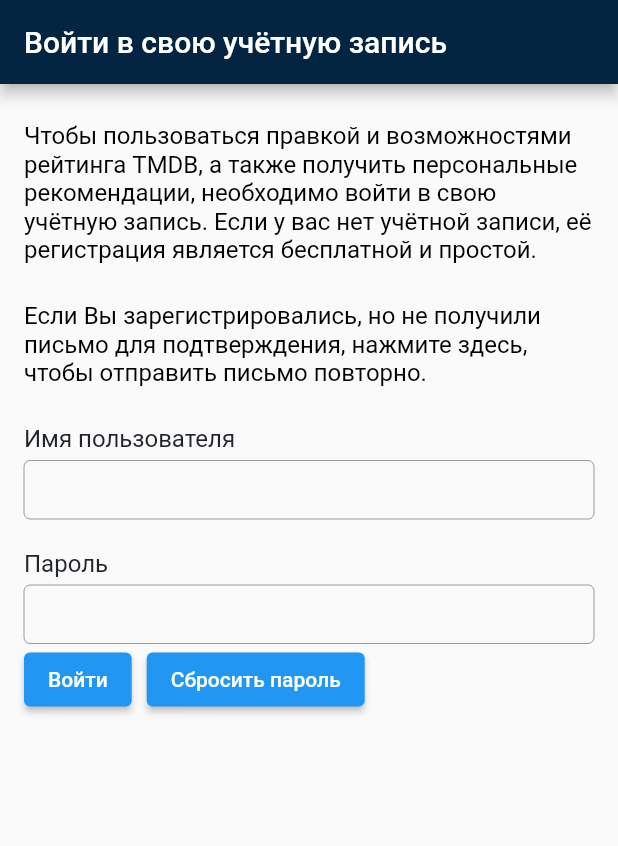
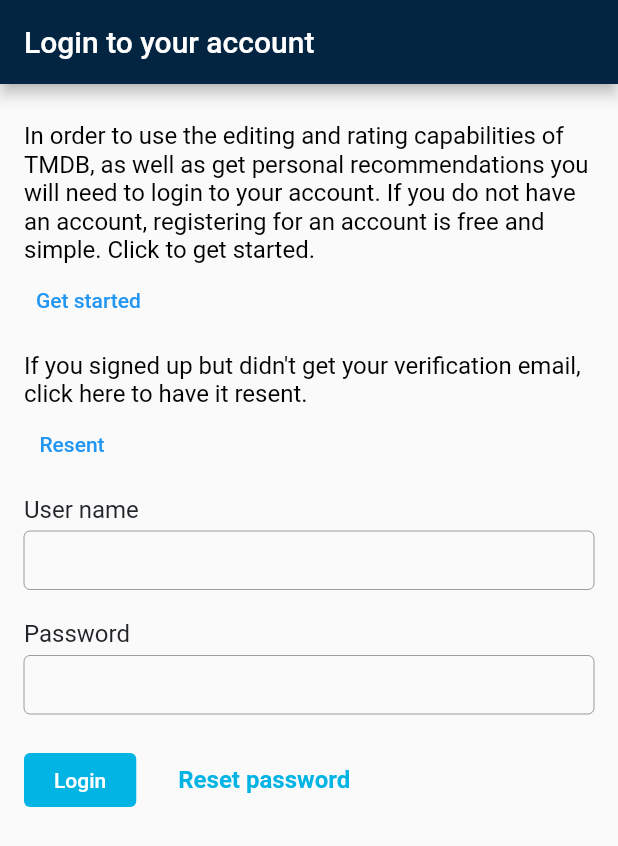
Before and after one commit to GarifullinII/themoviedb, a Flutter app: the screen it shows after launch, on a phone screen of 412 x 824 dp. Shown: the top 846 px of the screen. Run offline on Flutter 3.47's test engine with Material 2 defaults, Android fonts, the light colour scheme and no system bars.

Commit message:
change language in project

```diff
--- a/lib/widgets/auth/auth_widget.dart
+++ b/lib/widgets/auth/auth_widget.dart
@@ -13,7 +13,7 @@
     return Scaffold(
       appBar: AppBar(
         title: const Text(
-          'Войти в свою учётную запись',
+          'Login to your account',
         ),
       ),
       body: const SingleChildScrollView(
@@ -37,26 +37,36 @@
         horizontal: 16.0,
       ),
       child: Column(
-        children: const [
-          SizedBox(
+        crossAxisAlignment: CrossAxisAlignment.start,
+        children: [
+          const SizedBox(
             height: 25.0,
           ),
-          Text(
-            'Чтобы пользоваться правкой и возможностями рейтинга TMDB, а также получить персональные рекомендации, необходимо войти в свою учётную запись. '
-            'Если у вас нет учётной записи, её регистрация является бесплатной и простой.',
+          const Text(
+            'In order to use the editing and rating capabilities of TMDB, as well as get personal recommendations you will need to login to your account. If you do not have an account, registering for an account is free and simple. '
+            'Click to get started.',
             style: textStyle,
           ),
-          SizedBox(
-            height: 25.0,
+          TextButton(
+            onPressed: () {},
+            child: const Text('Get started'),
           ),
-          Text(
-            'Если Вы зарегистрировались, но не получили письмо для подтверждения, нажмите здесь, чтобы отправить письмо повторно.',
+          const SizedBox(
+            height: 10.0,
+          ),
+          const Text(
+            'If you signed up but didn\'t get your verification email, '
+                'click here to have it resent.',
             style: textStyle,
           ),
-          SizedBox(
-            height: 25.0,
+          TextButton(
+            onPressed: () {},
+            child: const Text('Resent'),
           ),
-          _FormWidget(),
+          const SizedBox(
+            height: 10.0,
+          ),
+          const _FormWidget(),
         ],
       ),
     );
@@ -87,11 +97,16 @@
       ),
       isCollapsed: true,
     );
+    const color = Color(0xFF01B4E4);
+    const textStyleButton = TextStyle(
+      fontSize: 16,
+      fontWeight: FontWeight.w700,
+    );
     return Column(
       crossAxisAlignment: CrossAxisAlignment.start,
       children: [
         const Text(
-          'Имя пользователя',
+          'User name',
           style: textStyle,
         ),
         const SizedBox(
@@ -104,7 +119,7 @@
           height: 20.0,
         ),
         const Text(
-          'Пароль',
+          'Password',
           style: textStyle,
         ),
         const SizedBox(
@@ -112,22 +127,40 @@
         ),
         const TextField(
           decoration: textFieldDecorator,
+          obscureText: true,
+        ),
+        const SizedBox(
+          height: 20.0,
         ),
         Row(
           children: [
-            ElevatedButton(
+            TextButton(
               onPressed: () {},
+              style: ButtonStyle(
+                backgroundColor: MaterialStateProperty.all(color),
+                foregroundColor: MaterialStateProperty.all(Colors.white),
+                padding: MaterialStateProperty.all(
+                  const EdgeInsets.symmetric(
+                    horizontal: 20,
+                    vertical: 10,
+                  ),
+                ),
+              ),
               child: const Text(
-                'Войти',
+                'Login',
               ),
             ),
             const SizedBox(
-              width: 10.0,
+              width: 20.0,
             ),
-            ElevatedButton(
+            TextButton(
               onPressed: () {},
+              style: ButtonStyle(
+                foregroundColor: MaterialStateProperty.all(color),
+                textStyle: MaterialStateProperty.all(textStyleButton),
+              ),
               child: const Text(
-                'Сбросить пароль',
+                'Reset password',
               ),
             ),
           ],
```
